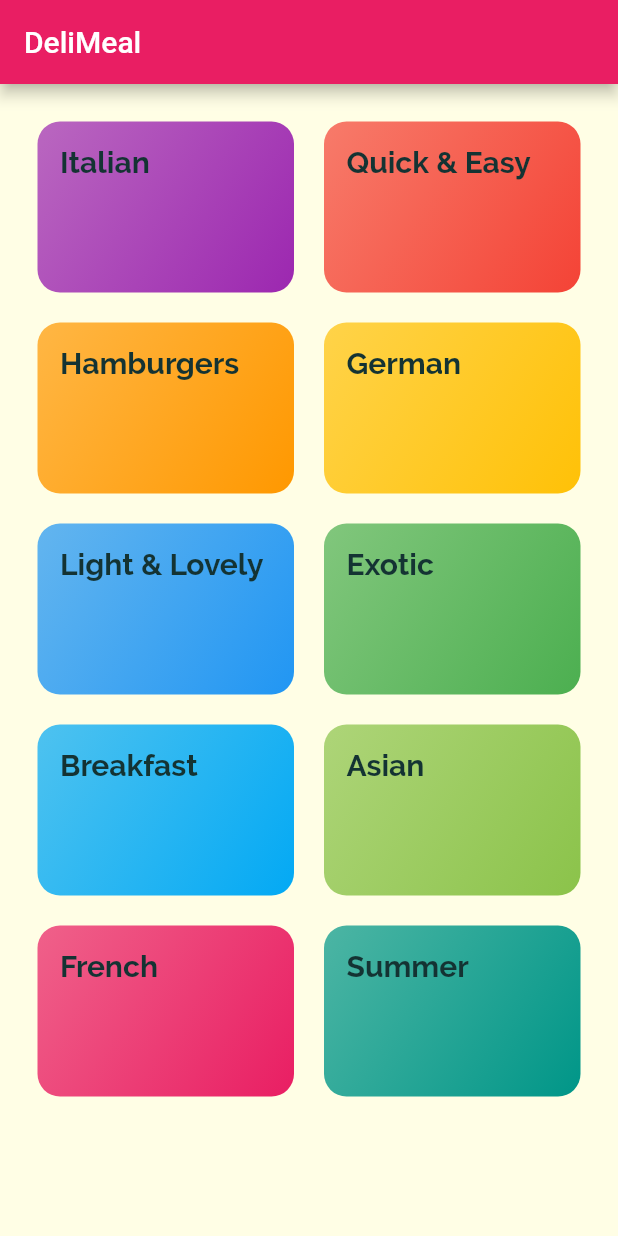
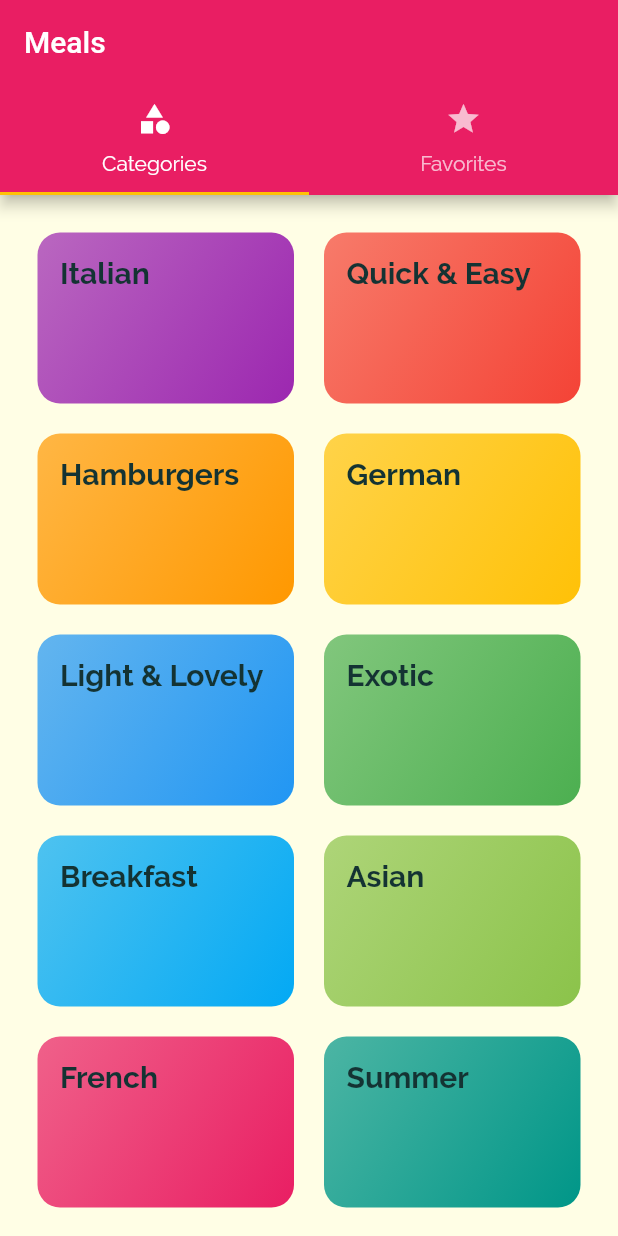
Before and after one commit to Akmalismail/udemy-flutter, a Flutter app: the screen it shows after launch, on a phone screen of 412 x 824 dp. Run offline on Flutter 3.47's test engine with Material 2 defaults, Android fonts, the phone set to English and light mode, and no system bars.

Commit message:
173. Adding a TabBar to the Appbar

```diff
--- a/lib/main.dart
+++ b/lib/main.dart
@@ -3,6 +3,7 @@ import 'package:flutter/material.dart';
 import './screens/categories_screen.dart';
 import './screens/category_meals_screen.dart';
 import './screens/meal_detail_screen.dart';
+import './screens/tabs_screen.dart';
 
 void main() => runApp(MyApp());
 
@@ -37,7 +38,7 @@ class MyApp extends StatelessWidget {
       // home: CategoriesScreen(),
       initialRoute: '/', // default is '/'
       routes: {
-        '/': (_) => CategoriesScreen(),
+        '/': (_) => TabsScreen(),
         CategoryMealsScreen.routeName: (_) => CategoryMealsScreen(),
         MealDetailScreen.routeName: (_) => MealDetailScreen(),
       },
--- a/lib/screens/categories_screen.dart
+++ b/lib/screens/categories_screen.dart
@@ -6,11 +6,7 @@ import '../widgets/category_item.dart';
 class CategoriesScreen extends StatelessWidget {
   @override
   Widget build(BuildContext context) {
-    return Scaffold(
-      appBar: AppBar(
-        title: const Text('DeliMeal'),
-      ),
-      body: GridView(
+    return GridView(
       padding: const EdgeInsets.all(25),
       gridDelegate: SliverGridDelegateWithMaxCrossAxisExtent(
         maxCrossAxisExtent: 200,
@@ -27,7 +23,6 @@ class CategoriesScreen extends StatelessWidget {
             ),
           )
           .toList(),
-      ),
     );
   }
 }
--- /dev/null
+++ b/lib/screens/favorites_screen.dart
@@ -0,0 +1,10 @@
+import 'package:flutter/material.dart';
+
+class FavoritesScreen extends StatelessWidget {
+  @override
+  Widget build(BuildContext context) {
+    return Center(
+      child: Text('The Favorites'),
+    );
+  }
+}
--- /dev/null
+++ b/lib/screens/tabs_screen.dart
@@ -0,0 +1,41 @@
+import 'package:flutter/material.dart';
+
+import './categories_screen.dart';
+import './favorites_screen.dart';
+
+class TabsScreen extends StatefulWidget {
+  @override
+  State<TabsScreen> createState() => _TabsScreenState();
+}
+
+class _TabsScreenState extends State<TabsScreen> {
+  @override
+  Widget build(BuildContext context) {
+    return DefaultTabController(
+      length: 2,
+      child: Scaffold(
+        appBar: AppBar(
+          title: Text('Meals'),
+          bottom: TabBar(
+            tabs: [
+              Tab(
+                icon: Icon(Icons.category),
+                text: 'Categories',
+              ),
+              Tab(
+                icon: Icon(Icons.star),
+                text: 'Favorites',
+              ),
+            ],
+          ),
+        ),
+        body: TabBarView(
+          children: [
+            CategoriesScreen(),
+            FavoritesScreen(),
+          ],
+        ),
+      ),
+    );
+  }
+}
```
Lines whose indentation alone changed are shown as unchanged.
